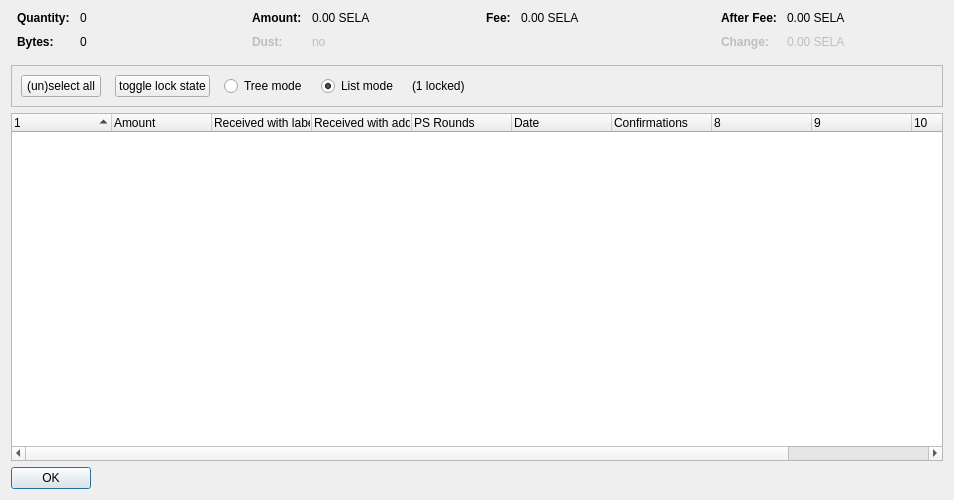
First picture: the form in src/qt/forms/coincontroldialog.ui, repository watsoncoders/SelaCoin, before the edit.
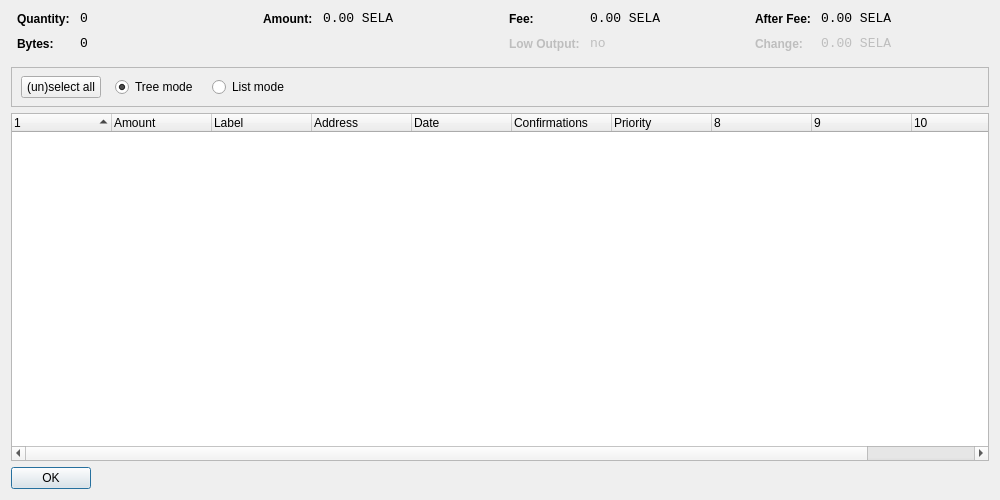
Second picture: the form after the edit. Custom widgets are drawn as their Qt base class.

```diff
--- a/src/qt/forms/coincontroldialog.ui
+++ b/src/qt/forms/coincontroldialog.ui
@@ -6,7 +6,7 @@
    <rect>
     <x>0</x>
     <y>0</y>
-    <width>954</width>
+    <width>1000</width>
     <height>500</height>
    </rect>
   </property>
@@ -38,11 +38,8 @@
        </property>
        <item row="0" column="0">
         <widget class="QLabel" name="labelCoinControlQuantityText">
-         <property name="font">
-          <font>
-           <weight>75</weight>
-           <bold>true</bold>
-          </font>
+         <property name="styleSheet">
+          <string notr="true">font-weight:bold;</string>
          </property>
          <property name="text">
           <string>Quantity:</string>
@@ -51,6 +48,12 @@
        </item>
        <item row="0" column="1">
         <widget class="QLabel" name="labelCoinControlQuantity">
+         <property name="font">
+          <font>
+           <family>Monospace</family>
+           <pointsize>10</pointsize>
+          </font>
+         </property>
          <property name="cursor">
           <cursorShape>IBeamCursor</cursorShape>
          </property>
@@ -67,11 +70,8 @@
        </item>
        <item row="1" column="0">
         <widget class="QLabel" name="labelCoinControlBytesText">
-         <property name="font">
-          <font>
-           <weight>75</weight>
-           <bold>true</bold>
-          </font>
+         <property name="styleSheet">
+          <string notr="true">font-weight:bold;</string>
          </property>
          <property name="text">
           <string>Bytes:</string>
@@ -80,6 +80,12 @@
        </item>
        <item row="1" column="1">
         <widget class="QLabel" name="labelCoinControlBytes">
+         <property name="font">
+          <font>
+           <family>Monospace</family>
+           <pointsize>10</pointsize>
+          </font>
+         </property>
          <property name="cursor">
           <cursorShape>IBeamCursor</cursorShape>
          </property>
@@ -112,11 +118,8 @@
        </property>
        <item row="0" column="0">
         <widget class="QLabel" name="labelCoinControlAmountText">
-         <property name="font">
-          <font>
-           <weight>75</weight>
-           <bold>true</bold>
-          </font>
+         <property name="styleSheet">
+          <string notr="true">font-weight:bold;</string>
          </property>
          <property name="text">
           <string>Amount:</string>
@@ -125,41 +128,12 @@
        </item>
        <item row="0" column="1">
         <widget class="QLabel" name="labelCoinControlAmount">
-         <property name="cursor">
-          <cursorShape>IBeamCursor</cursorShape>
-         </property>
-         <property name="contextMenuPolicy">
-          <enum>Qt::ActionsContextMenu</enum>
-         </property>
-         <property name="text">
-          <string notr="true">0.00 SELA</string>
-         </property>
-         <property name="textInteractionFlags">
-          <set>Qt::LinksAccessibleByMouse|Qt::TextSelectableByKeyboard|Qt::TextSelectableByMouse</set>
-         </property>
-        </widget>
-       </item>
-       <item row="1" column="0">
-        <widget class="QLabel" name="labelCoinControlLowOutputText">
-         <property name="enabled">
-          <bool>false</bool>
-         </property>
          <property name="font">
           <font>
-           <weight>75</weight>
-           <bold>true</bold>
+           <family>Monospace</family>
+           <pointsize>10</pointsize>
           </font>
          </property>
-         <property name="text">
-          <string>Dust:</string>
-         </property>
-        </widget>
-       </item>
-       <item row="1" column="1">
-        <widget class="QLabel" name="labelCoinControlLowOutput">
-         <property name="enabled">
-          <bool>false</bool>
-         </property>
          <property name="cursor">
           <cursorShape>IBeamCursor</cursorShape>
          </property>
@@ -167,7 +141,7 @@
           <enum>Qt::ActionsContextMenu</enum>
          </property>
          <property name="text">
-          <string notr="true">no</string>
+          <string notr="true">0.00 SELA</string>
          </property>
          <property name="textInteractionFlags">
           <set>Qt::LinksAccessibleByMouse|Qt::TextSelectableByKeyboard|Qt::TextSelectableByMouse</set>
@@ -192,11 +166,8 @@
        </property>
        <item row="0" column="0">
         <widget class="QLabel" name="labelCoinControlFeeText">
-         <property name="font">
-          <font>
-           <weight>75</weight>
-           <bold>true</bold>
-          </font>
+         <property name="styleSheet">
+          <string notr="true">font-weight:bold;</string>
          </property>
          <property name="text">
           <string>Fee:</string>
@@ -205,6 +176,12 @@
        </item>
        <item row="0" column="1">
         <widget class="QLabel" name="labelCoinControlFee">
+         <property name="font">
+          <font>
+           <family>Monospace</family>
+           <pointsize>10</pointsize>
+          </font>
+         </property>
          <property name="cursor">
           <cursorShape>IBeamCursor</cursorShape>
          </property>
@@ -219,6 +196,44 @@
          </property>
         </widget>
        </item>
+       <item row="1" column="0">
+        <widget class="QLabel" name="labelCoinControlLowOutputText">
+         <property name="enabled">
+          <bool>false</bool>
+         </property>
+         <property name="styleSheet">
+          <string notr="true">font-weight:bold;</string>
+         </property>
+         <property name="text">
+          <string>Low Output:</string>
+         </property>
+        </widget>
+       </item>
+       <item row="1" column="1">
+        <widget class="QLabel" name="labelCoinControlLowOutput">
+         <property name="enabled">
+          <bool>false</bool>
+         </property>
+         <property name="font">
+          <font>
+           <family>Monospace</family>
+           <pointsize>10</pointsize>
+          </font>
+         </property>
+         <property name="cursor">
+          <cursorShape>IBeamCursor</cursorShape>
+         </property>
+         <property name="contextMenuPolicy">
+          <enum>Qt::ActionsContextMenu</enum>
+         </property>
+         <property name="text">
+          <string notr="true">no</string>
+         </property>
+         <property name="textInteractionFlags">
+          <set>Qt::LinksAccessibleByMouse|Qt::TextSelectableByKeyboard|Qt::TextSelectableByMouse</set>
+         </property>
+        </widget>
+       </item>
       </layout>
      </item>
      <item>
@@ -237,11 +252,8 @@
        </property>
        <item row="0" column="0">
         <widget class="QLabel" name="labelCoinControlAfterFeeText">
-         <property name="font">
-          <font>
-           <weight>75</weight>
-           <bold>true</bold>
-          </font>
+         <property name="styleSheet">
+          <string notr="true">font-weight:bold;</string>
          </property>
          <property name="text">
           <string>After Fee:</string>
@@ -250,6 +262,12 @@
        </item>
        <item row="0" column="1">
         <widget class="QLabel" name="labelCoinControlAfterFee">
+         <property name="font">
+          <font>
+           <family>Monospace</family>
+           <pointsize>10</pointsize>
+          </font>
+         </property>
          <property name="cursor">
           <cursorShape>IBeamCursor</cursorShape>
          </property>
@@ -269,11 +287,8 @@
          <property name="enabled">
           <bool>false</bool>
          </property>
-         <property name="font">
-          <font>
-           <weight>75</weight>
-           <bold>true</bold>
-          </font>
+         <property name="styleSheet">
+          <string notr="true">font-weight:bold;</string>
          </property>
          <property name="text">
           <string>Change:</string>
@@ -285,6 +300,12 @@
          <property name="enabled">
           <bool>false</bool>
          </property>
+         <property name="font">
+          <font>
+           <family>Monospace</family>
+           <pointsize>10</pointsize>
+          </font>
+         </property>
          <property name="cursor">
           <cursorShape>IBeamCursor</cursorShape>
          </property>
@@ -317,9 +338,16 @@
      <property name="frameShadow">
       <enum>QFrame::Sunken</enum>
      </property>
-     <layout class="QHBoxLayout" name="horizontalLayout">
-      <item>
-       <layout class="QHBoxLayout" name="horizontalLayoutPanel" stretch="0,0,0,0,0,0">
+     <widget class="QWidget" name="horizontalLayoutWidget">
+      <property name="geometry">
+       <rect>
+        <x>10</x>
+        <y>0</y>
+        <width>781</width>
+        <height>41</height>
+       </rect>
+      </property>
+      <layout class="QHBoxLayout" name="horizontalLayoutPanel" stretch="0,0,0,0,0">
         <property name="spacing">
          <number>14</number>
         </property>
@@ -334,25 +362,6 @@
           <property name="text">
            <string>(un)select all</string>
           </property>
-          <property name="autoDefault">
-           <bool>false</bool>
-          </property>
-         </widget>
-        </item>
-        <item>
-         <widget class="QPushButton" name="pushButtonToggleLock">
-          <property name="sizePolicy">
-           <sizepolicy hsizetype="Maximum" vsizetype="Fixed">
-            <horstretch>0</horstretch>
-            <verstretch>0</verstretch>
-           </sizepolicy>
-          </property>
-          <property name="text">
-           <string>toggle lock state</string>
-          </property>
-          <property name="autoDefault">
-           <bool>false</bool>
-          </property>
          </widget>
         </item>
         <item>
@@ -366,6 +375,9 @@
           <property name="text">
            <string>Tree mode</string>
           </property>
+         <property name="checked">
+          <bool>true</bool>
+         </property>
          </widget>
         </item>
         <item>
@@ -379,16 +391,6 @@
           <property name="text">
            <string>List mode</string>
           </property>
-          <property name="checked">
-           <bool>true</bool>
-          </property>
-         </widget>
-        </item>
-        <item>
-         <widget class="QLabel" name="labelLocked">
-          <property name="text">
-           <string>(1 locked)</string>
-          </property>
          </widget>
         </item>
         <item>
@@ -405,8 +407,7 @@
          </spacer>
         </item>
        </layout>
-      </item>
-     </layout>
+     </widget>
     </widget>
    </item>
    <item>
@@ -438,17 +439,12 @@
      </column>
      <column>
       <property name="text">
-       <string>Received with label</string>
+       <string>Label</string>
       </property>
      </column>
      <column>
       <property name="text">
-       <string>Received with address</string>
-      </property>
-     </column>
-     <column>
-      <property name="text">
-       <string>PS Rounds</string>
+       <string>Address</string>
       </property>
      </column>
      <column>
@@ -464,6 +460,11 @@
        <string>Confirmed</string>
       </property>
      </column>
+     <column>
+      <property name="text">
+       <string>Priority</string>
+      </property>
+     </column>
      <column>
       <property name="text">
        <string/>
```
Left out of the diff: 2 changed lines with no effect on the pictures. Lines whose indentation alone changed are shown as unchanged.
